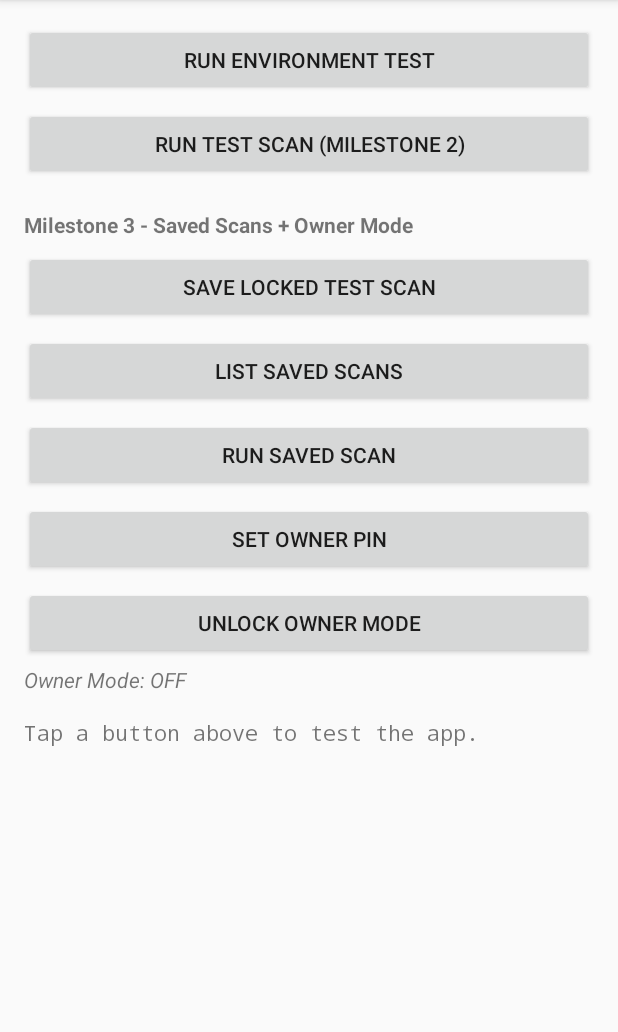
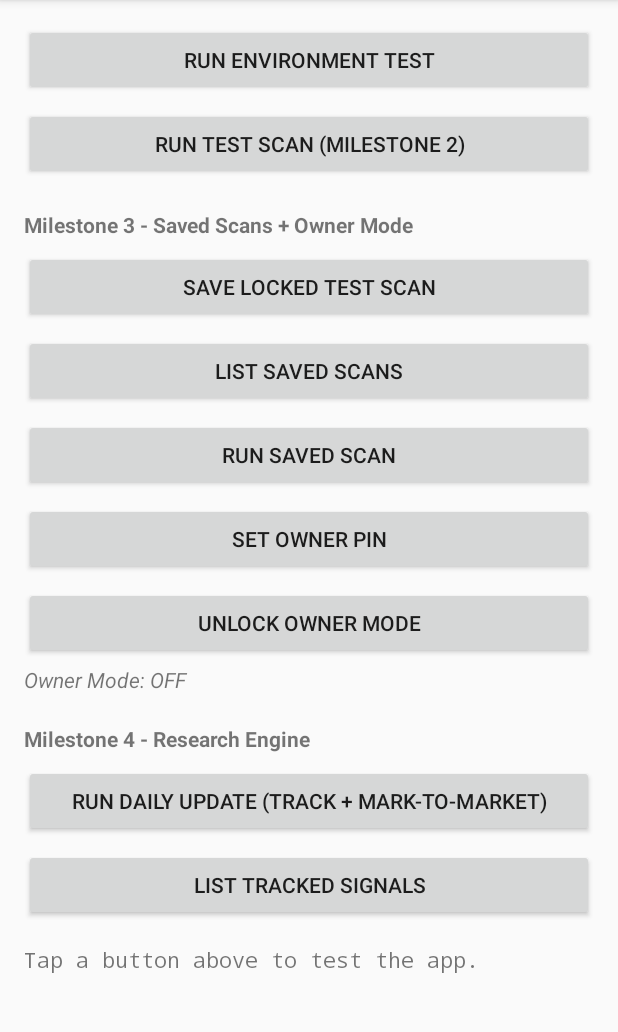
Before and after one commit to nitmahakal/nse-research-app, an Android app: the screen it shows after launch (MainActivity), on a phone screen of 412 x 824 dp, the part 84-1116 px from its top. Run offline under Robolectric (Android 15) with nearby library versions, the light colour scheme and no system bars; libraries missing offline, so code that uses them is left out: com.chaquo.python; 2 statements that could not run were skipped.

Commit message:
Update activity_main.xml

```diff
--- a/app/src/main/res/layout/activity_main.xml
+++ b/app/src/main/res/layout/activity_main.xml
@@ -73,6 +73,27 @@
             android:text="Owner Mode: OFF" />
 
         <TextView
+            android:layout_width="match_parent"
+            android:layout_height="wrap_content"
+            android:layout_marginTop="20dp"
+            android:textStyle="bold"
+            android:text="Milestone 4 - Research Engine" />
+
+        <Button
+            android:id="@+id/dailyUpdateButton"
+            android:layout_width="match_parent"
+            android:layout_height="wrap_content"
+            android:layout_marginTop="8dp"
+            android:text="Run Daily Update (Track + Mark-to-Market)" />
+
+        <Button
+            android:id="@+id/listSignalsButton"
+            android:layout_width="match_parent"
+            android:layout_height="wrap_content"
+            android:layout_marginTop="8dp"
+            android:text="List Tracked Signals" />
+
+        <TextView
             android:id="@+id/resultText"
             android:layout_width="match_parent"
             android:layout_height="wrap_content"
```
